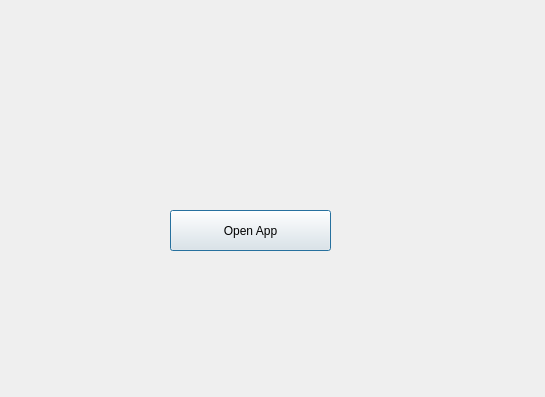
This is AP/serverapp.ui in AP-projects-4001/Guys as Qt 5 draws it before an edit. The edited form follows.
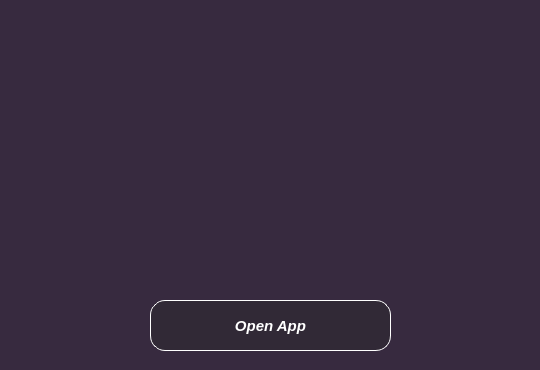
This is the edited form.

Commit message: Upgrade interface for server app

What changed in the file:
```diff
--- a/AP/serverapp.ui
+++ b/AP/serverapp.ui
@@ -6,26 +6,96 @@
    <rect>
     <x>0</x>
     <y>0</y>
-    <width>545</width>
-    <height>397</height>
+    <width>540</width>
+    <height>370</height>
    </rect>
   </property>
+  <property name="minimumSize">
+   <size>
+    <width>540</width>
+    <height>370</height>
+   </size>
+  </property>
+  <property name="maximumSize">
+   <size>
+    <width>540</width>
+    <height>370</height>
+   </size>
+  </property>
   <property name="windowTitle">
    <string>Dialog</string>
   </property>
+  <property name="styleSheet">
+   <string notr="true">background-color: rgb(55, 42, 63);</string>
+  </property>
   <widget class="QPushButton" name="pushButton">
    <property name="geometry">
     <rect>
-     <x>170</x>
-     <y>210</y>
-     <width>161</width>
-     <height>41</height>
+     <x>150</x>
+     <y>300</y>
+     <width>241</width>
+     <height>51</height>
     </rect>
    </property>
+   <property name="font">
+    <font>
+     <pointsize>11</pointsize>
+     <italic>true</italic>
+     <bold>true</bold>
+    </font>
+   </property>
+   <property name="cursor">
+    <cursorShape>PointingHandCursor</cursorShape>
+   </property>
+   <property name="styleSheet">
+    <string notr="true">QPushButton
+{
+	color: #ffffff;
+	background-color : #312936;
+	border-radius: 15px;
+	border-style: solid;
+	border-width: 1px;
+	border-color: #ffffff;
+}
+QPushButton::hover
+{
+	color: #000000;
+	background-color : #ffffff;
+	border-radius: 15px;
+	border-style: solid;
+	border-width: 1px;
+	border-color: #ffffff;
+}</string>
+   </property>
    <property name="text">
     <string>Open App</string>
    </property>
   </widget>
+  <widget class="QLabel" name="label">
+   <property name="geometry">
+    <rect>
+     <x>70</x>
+     <y>-5</y>
+     <width>400</width>
+     <height>300</height>
+    </rect>
+   </property>
+   <property name="minimumSize">
+    <size>
+     <width>400</width>
+     <height>300</height>
+    </size>
+   </property>
+   <property name="maximumSize">
+    <size>
+     <width>400</width>
+     <height>300</height>
+    </size>
+   </property>
+   <property name="text">
+    <string/>
+   </property>
+  </widget>
  </widget>
  <resources/>
  <connections/>
```
The commit also changes 5 other files.
